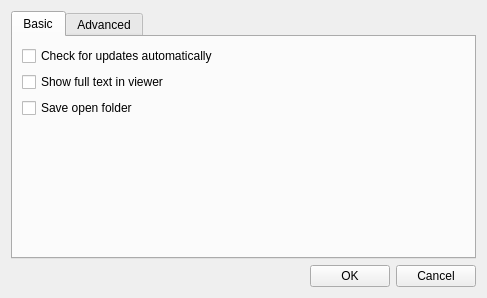
Qt form BerEditor/settings_dlg.ui (jykim74/BerEditor) before a commit.
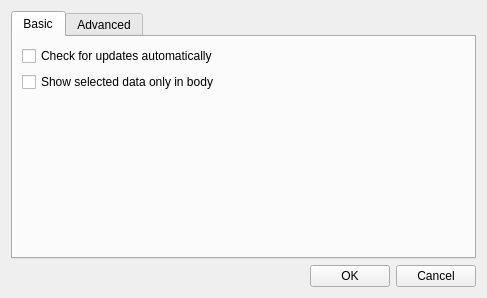
The same form after that commit. The open tabs and pages were chosen to show the change.

```diff
--- a/BerEditor/settings_dlg.ui
+++ b/BerEditor/settings_dlg.ui
@@ -51,14 +51,7 @@
          <item>
           <widget class="QCheckBox" name="mCheckBoxShowFullText">
            <property name="text">
-            <string>Show full text in viewer</string>
-           </property>
-          </widget>
-         </item>
-         <item>
-          <widget class="QCheckBox" name="mCheckSaveOpenFolder">
-           <property name="text">
-            <string>Save open folder</string>
+            <string>Show selected data only in body</string>
            </property>
           </widget>
          </item>
```
Left out of the diff: 7 changed lines with no effect on the pictures.
